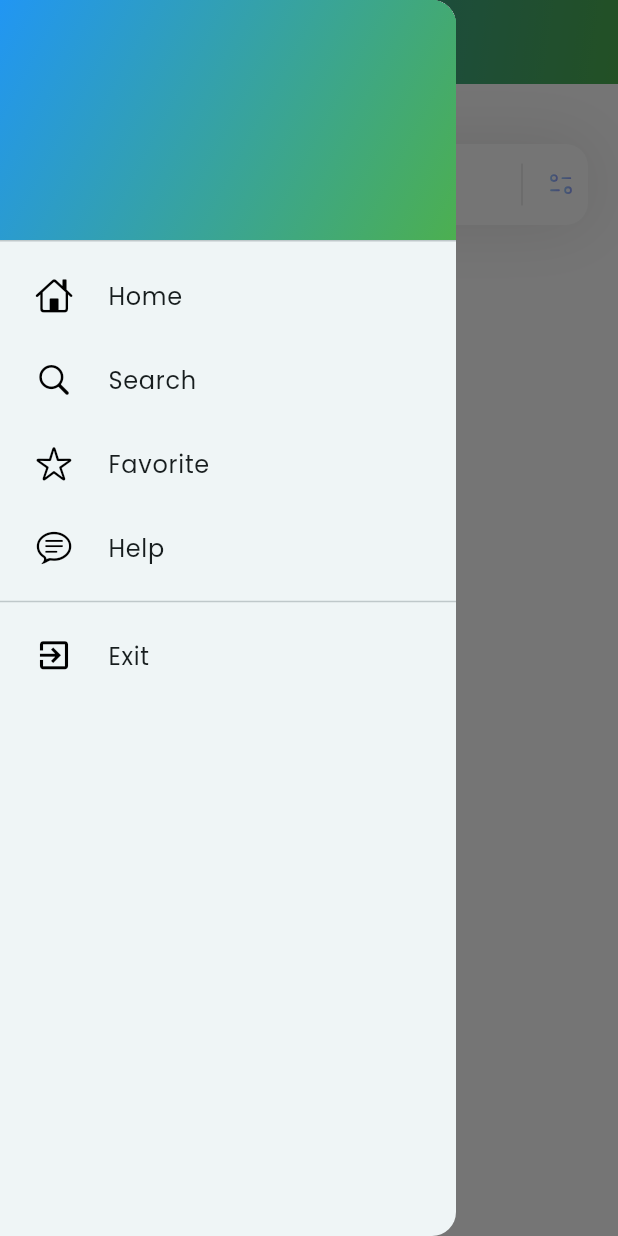
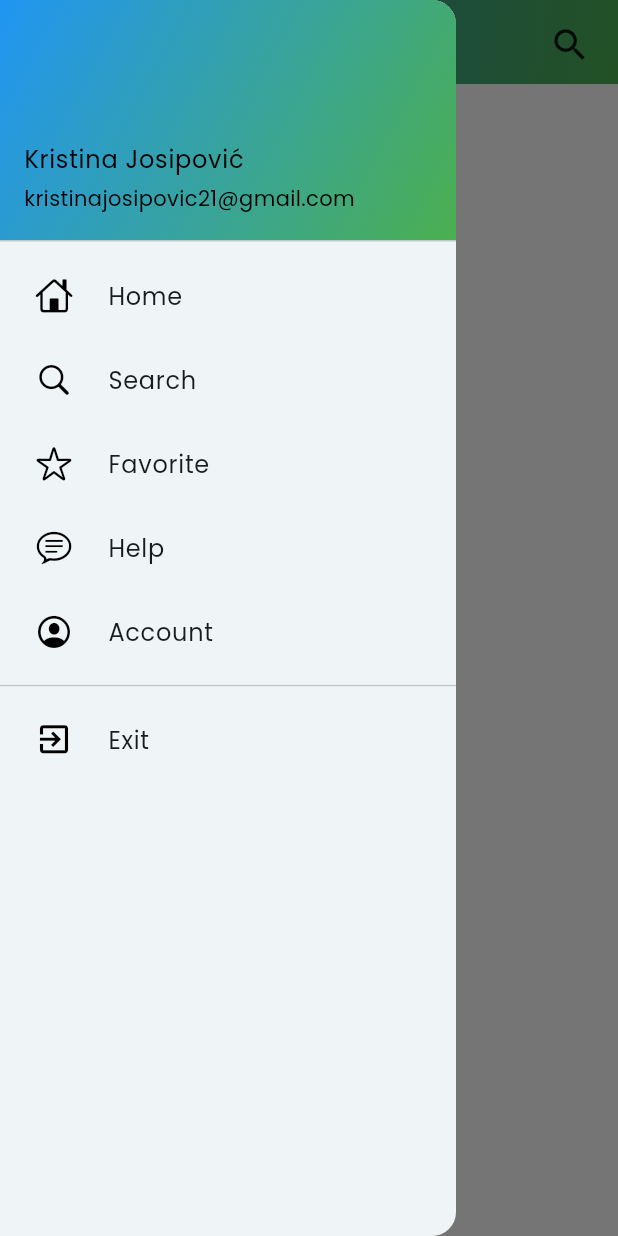
Before and after one commit to KristinaJosipovic/code-map-upgrade, a Flutter app: the screen it shows after launch, with the side drawer open, on a phone screen of 412 x 824 dp. Run offline on Flutter 3.47's test engine with Material 3 defaults, Android fonts, the phone set to English and light mode, and no system bars; our stand-ins replace animated_splash_screen, cloud_firestore, firebase_auth, firebase_core, firebase_storage, flutter_svg and 7 more; accounts and stored records are empty; Roboto replaces fonts that are missing (Poppins-Medium).

Commit message:
Added search screen. Changed a little bit of the appearance of the home page. Added a class for names and image urls.

```diff
--- a/lib/home_page.dart
+++ b/lib/home_page.dart
@@ -2,7 +2,8 @@ import 'package:code_map/side_menu.dart';
 import 'package:flutter/material.dart';
 import 'package:flutter_svg/flutter_svg.dart';
 import 'package:cloud_firestore/cloud_firestore.dart';
-import '../articles/article_page.dart';
+import 'package:code_map/articles/article_page.dart';
+import 'package:code_map/search_screen/searchScreen.dart';
 
 String currentTech = "";
 String urlImage = "";
@@ -16,8 +17,9 @@ class HomePage extends StatefulWidget {
 
 class _HomePageState extends State<HomePage> {
   String currentCategory = "Funkcionalno";
-
+  int _currenIndex = 0;
   Color backColor = Colors.white;
+  late Color borderColor = Colors.transparent;
 
   @override
   Widget build(BuildContext context) {
@@ -33,22 +35,43 @@ class _HomePageState extends State<HomePage> {
             ),
           ),
         ),
-        title: const Text("Code <map>"),
+        title: const Text("Code <map>",
+            style: TextStyle(
+              fontFamily: 'Poppins-Medium',
+              color: Colors.black,
+              fontSize: 23,
+            )),
+        actions: [
+          Padding(
+            padding: const EdgeInsets.all(8.0),
+            child: IconButton(onPressed:(){
+              Navigator.push(
+                context,
+                MaterialPageRoute(
+                    builder: (context) => SearchScreen()),
+              );
+            }, icon:
+              const Icon(
+                Icons.search,
+                size: 28,
+                color: Colors.black87,),
+            ),
+          )
+        ],
       ),
       backgroundColor: backColor,
       body: ListView(
         children: [
-          _searchField(),
-          const SizedBox(height: 40,),
+          //_searchField(),
+          const SizedBox(height: 20,),
           _categoriesSection(),
-          const SizedBox(height: 40,),
+          const SizedBox(height: 30,),
           _languagesFrameworksSection(currentCategory),
           const SizedBox(height: 40,),
           // _popularModelSection(),
-          // const SizedBox(height: 40,),
         ],
       ),
-    );
+       );
   }
 
   Column _languagesFrameworksSection(String category) {
@@ -63,6 +86,7 @@ class _HomePageState extends State<HomePage> {
                   color: Colors.black,
                   fontSize: 18,
                   fontWeight: FontWeight.w600,
+                  fontFamily: 'Poppins',
                 ),
               ),
             ),
@@ -100,6 +124,7 @@ class _HomePageState extends State<HomePage> {
                                     Text(
                                       tech['naziv'],
                                       style: const TextStyle(
+                                          fontFamily: 'Poppins',
                                           fontWeight: FontWeight.w500,
                                           color: Colors.black,
                                           fontSize: 16
@@ -108,6 +133,7 @@ class _HomePageState extends State<HomePage> {
                                     const Text(
                                       'To be added', // change the text
                                       style: TextStyle(
+                                          fontFamily: 'Poppins',
                                           color: Color(0xff7B6F72),
                                           fontSize: 13,
                                           fontWeight: FontWeight.w400
@@ -119,11 +145,9 @@ class _HomePageState extends State<HomePage> {
                                   onTap: () {
                                     currentTech = tech['naziv'];
                                     urlImage = tech['slika'];
-                                    getCurrentTech();
-                                    getUrlImage();
                                     Navigator.push(
                                       context,
-                                      MaterialPageRoute(builder: (context) => const MainArticle()),
+                                      MaterialPageRoute(builder: (context) => MainArticle(currentTech: currentTech, imageUrl: urlImage,)),
                                       );
                                   },
                                   child: Container(
@@ -141,6 +165,7 @@ class _HomePageState extends State<HomePage> {
                                       child: Text(
                                         'Prikaži',
                                         style: TextStyle(
+                                            fontFamily: 'Poppins',
                                             color: Colors.white,
                                             fontWeight: FontWeight.w600,
                                             fontSize: 14
@@ -190,6 +215,7 @@ class _HomePageState extends State<HomePage> {
           child: Text(
             'Kategorije',
             style: TextStyle(
+              fontFamily: 'Poppins',
               color: Colors.black,
               fontSize: 18,
               fontWeight: FontWeight.w600,
@@ -198,7 +224,7 @@ class _HomePageState extends State<HomePage> {
         ),
         const SizedBox(height: 15,),
         SizedBox(
-          height: 120,
+          height: 140,
           child: StreamBuilder<QuerySnapshot>(
             stream: FirebaseFirestore.instance.collection('Kategorije').orderBy('number').snapshots(),
             builder: (context, snapshot) {
@@ -212,11 +238,16 @@ class _HomePageState extends State<HomePage> {
                       setState(() {});
                     },
                     child: Container(
-                      width: 100,
+                      width: 120,
                       decoration: BoxDecoration(
-                        color: Color(int.parse(cat['boxColor'])).withOpacity(0.7),
-                        borderRadius: BorderRadius.circular(20),
-                        // srediti
+                        color: currentCategory == cat['name']
+                            ?  Color(int.parse(cat['boxColor'])).withOpacity(0.4)
+                            : Color(int.parse(cat['boxColor'])).withOpacity(0.7),
+                             borderRadius: BorderRadius.circular(20),
+                             border: Border.all(
+                                 color:  currentCategory == cat['name']
+                                 ? Colors.black.withOpacity(0.5)
+                                 : Color(int.parse(cat['boxColor'])).withOpacity(0.7), width: 2),
                       ),
                       child: Column(
                         mainAxisAlignment: MainAxisAlignment.spaceEvenly,
@@ -237,6 +268,7 @@ class _HomePageState extends State<HomePage> {
                           Text(
                             cat['name'],
                             style: const TextStyle(
+                                fontFamily: 'Poppins',
                                 fontWeight: FontWeight.w400,
                                 color: Colors.black,
                                 fontSize: 14
@@ -269,7 +301,7 @@ class _HomePageState extends State<HomePage> {
       ],
     );
   }
-
+/*
   Container _searchField() {
     return Container(
           margin: const EdgeInsets.only(top: 40, left: 20, right: 20),
@@ -283,12 +315,20 @@ class _HomePageState extends State<HomePage> {
             ]
           ),
           child: TextField(
+            onTap: (){
+              Navigator.push(
+                     context,
+                    MaterialPageRoute(
+                    builder: (context) => SearchScreen()),
+              );
+            },
             decoration: InputDecoration(
               filled: true,
               fillColor: Colors.white,
               contentPadding: const EdgeInsets.all(15),
               hintText: 'Pretraži...',
               hintStyle: const TextStyle(
+                  fontFamily: 'Poppins',
                 color: Color(0xffDDDADA),
                 fontSize: 14
               ),
@@ -323,13 +363,65 @@ class _HomePageState extends State<HomePage> {
             ),
           ),
         );
+  }*/
+  /*_bottomNavigationBar() {
+    return BottomNavigationBar(
+      currentIndex: _currenIndex,
+      fixedColor: Colors.lightBlue.shade200,
+      backgroundColor: Colors.blue.shade300,
+      elevation: 4,
+      onTap: (int index) {
+        if (index == 0) {
+          setState(() {
+            _currenIndex = index;
+          });
+        } else if (index == 1) {
+          setState(() {
+            Navigator.push(context,
+                MaterialPageRoute(builder: (context) => const SideMenu()));
+          });
+        } else if (index == 2) {
+          setState(() {});
+        } else if (index == 3) {
+          setState(() {
+            _currenIndex = index;
+          });
+        } else if (index == 4) {
+          setState(() {
+            _currenIndex = index;
+          });
+        }
+      },
+      unselectedItemColor: Colors.white,
+      items: items,
+      type: BottomNavigationBarType.fixed,
+    );
   }
+
+  // list of items
+  List<BottomNavigationBarItem> items = const [
+    BottomNavigationBarItem(
+      icon: Icon(IconlyBold.home),
+      label: "Home",
+    ),
+    BottomNavigationBarItem(
+      icon: Icon(IconlyBold.edit),
+      label: "Upload",
+    ),
+    BottomNavigationBarItem(
+      icon: Icon(
+        IconlyBold.scan,
+        color: Colors.white,
+      ),
+      label: "Scan",
+    ),
+    BottomNavigationBarItem(
+      icon: Icon(IconlyBold.notification),
+      label: "Notification",
+    ),
+    BottomNavigationBarItem(
+      icon: Icon(IconlyBold.profile),
+      label: "Profile",
+    ),
+  ];*/
 }
-
-String getCurrentTech(){
-  return currentTech;
-}
-
-String getUrlImage(){
-  return urlImage;
-}
--- a/lib/side_menu.dart
+++ b/lib/side_menu.dart
@@ -14,9 +14,9 @@ class SideMenu extends StatelessWidget {
         padding: EdgeInsets.zero,
         children: [
           const UserAccountsDrawerHeader(
-                accountName: Text('',
+                accountName: Text('Kristina Josipović',
                   style: TextStyle(fontFamily: 'Poppins', color: Colors.black),),
-                accountEmail: Text('',
+                accountEmail: Text('kristinajosipovic21@gmail.com',
                   style: TextStyle(fontFamily: 'Poppins', color: Colors.black),),
                 decoration: BoxDecoration(
                 gradient: LinearGradient(
@@ -94,7 +94,7 @@ class SideMenu extends StatelessWidget {
                 "Help", style: TextStyle(
               fontFamily: 'Poppins',)),
           ),
-         /* ListTile(
+          ListTile(
             onTap: () {
               print('Widget je dodirnut!');
             },
@@ -109,7 +109,7 @@ class SideMenu extends StatelessWidget {
             title: const Text(
                 "Account", style: TextStyle(
               fontFamily: 'Poppins',)),
-          ),*/
+          ),
           const Divider(),
           ListTile(
             onTap: () {
--- a/pubspec.yaml
+++ b/pubspec.yaml
@@ -38,6 +38,7 @@ dependencies:
   google_sign_in: ^6.2.1
   font_awesome_flutter: ^10.7.0
   webview_flutter: ^4.5.0
+  iconly: ^1.0.1
 
 dev_dependencies:
   flutter_test:
```
Also changed, not shown: lib/articles/article_page.dart (+18 -4 lines), lib/search_screen/custom_text_field.dart (added, +96 -0 lines), lib/search_screen/language_names.dart (added, +16 -0 lines), lib/search_screen/searchScreen.dart (added, +276 -0 lines).
